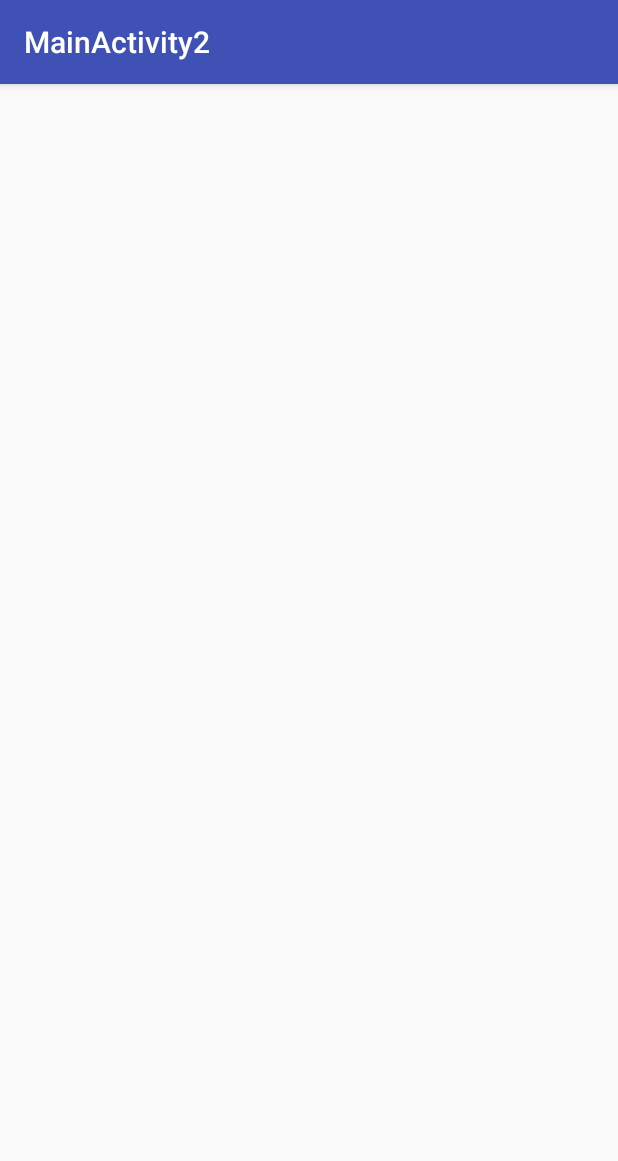
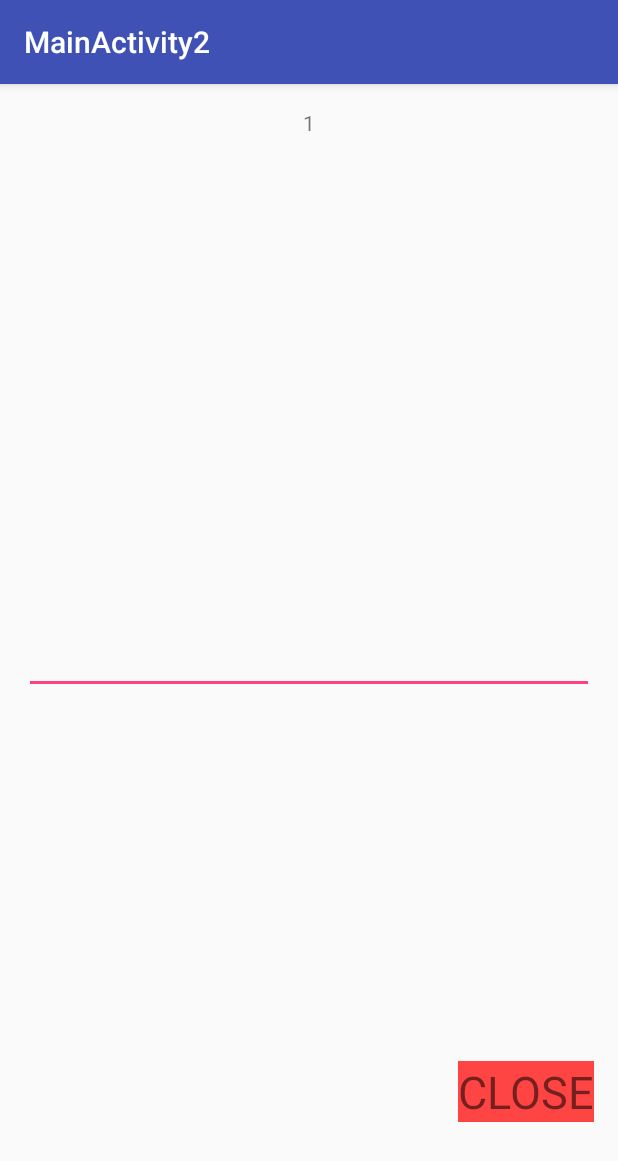
Before and after one commit to krishnagadde23/Intents, an Android app: the screen it shows after launch (MainActivity2), after a tap on "GO TO SECOND ACTIVITY", on a phone screen of 412 x 824 dp. Shown: the top 1161 px of the screen. Run offline under Robolectric (Android 15) with nearby library versions, the phone set to English and light mode, and no system bars.

Commit message:
Finished project

```diff
--- a/app/src/main/java/com/example/jcai/intents/MainActivity.java
+++ b/app/src/main/java/com/example/jcai/intents/MainActivity.java
@@ -6,12 +6,20 @@ import android.support.design.widget.FloatingActionButton;
 import android.support.design.widget.Snackbar;
 import android.support.v7.app.AppCompatActivity;
 import android.support.v7.widget.Toolbar;
+import android.util.Log;
 import android.view.View;
 import android.view.Menu;
 import android.view.MenuItem;
+import android.widget.AdapterView;
+import android.widget.ArrayAdapter;
 import android.widget.Button;
+import android.widget.Spinner;
+import android.widget.TextView;
 
-public class MainActivity extends AppCompatActivity {
+public class MainActivity extends AppCompatActivity{
+
+    private Spinner spinner;
+    private String text;
 
     @Override
     protected void onCreate(Bundle savedInstanceState) {
@@ -27,10 +35,36 @@ public class MainActivity extends AppCompatActivity {
                 launchView();
             }
         });
+
+        spinner = (Spinner) findViewById(R.id.spinner);
+        ArrayAdapter<CharSequence> adapter = ArrayAdapter.createFromResource(this,
+                R.array.spinner_array, android.R.layout.simple_spinner_item);
+        adapter.setDropDownViewResource(android.R.layout.simple_spinner_dropdown_item);
+        spinner.setAdapter(adapter);
+        spinner.setOnItemSelectedListener(new AdapterView.OnItemSelectedListener() {
+            @Override
+            public void onItemSelected(AdapterView<?> parent, View view, int position, long id) {
+                text = spinner.getSelectedItem().toString();
+            }
+
+            @Override
+            public void onNothingSelected(AdapterView<?> parent) {
+
+            }
+        });
+
+        String val = getIntent().getStringExtra("value");
+        TextView valueview = (TextView) findViewById(R.id.passed);
+        valueview.setText(val);
+
+        //text = spinner.getSelectedItem().toString();
+        //Log.i("text", text);
+
     }
 
     public void launchView(){
         Intent intent = new Intent(this, MainActivity2.class);
+        intent.putExtra("value", text);
         startActivity(intent);
     }
 
--- a/app/src/main/java/com/example/jcai/intents/MainActivity2.java
+++ b/app/src/main/java/com/example/jcai/intents/MainActivity2.java
@@ -1,14 +1,19 @@
 package com.example.jcai.intents;
 
+import android.content.Intent;
 import android.os.Bundle;
 import android.support.design.widget.FloatingActionButton;
 import android.support.design.widget.Snackbar;
 import android.support.v7.app.AppCompatActivity;
 import android.support.v7.widget.Toolbar;
+import android.view.KeyEvent;
 import android.view.View;
+import android.widget.EditText;
+import android.widget.TextView;
 
 public class MainActivity2 extends AppCompatActivity {
-
+    private EditText editText;
+    private String gottenText;
     @Override
     protected void onCreate(Bundle savedInstanceState) {
         super.onCreate(savedInstanceState);
@@ -16,6 +21,36 @@ public class MainActivity2 extends AppCompatActivity {
         Toolbar toolbar = (Toolbar) findViewById(R.id.toolbar);
         setSupportActionBar(toolbar);
 
+        View v1 = (View) findViewById(R.id.btn);
+        v1.setOnClickListener(new View.OnClickListener() {
+            @Override
+            public void onClick(View v) {
+                launchView();
+            }
+        });
+
+        String val = getIntent().getStringExtra("value");
+        TextView valueview = (TextView) findViewById(R.id.displayvalue);
+        valueview.setText(val);
+
+        editText = (EditText) findViewById(R.id.thisedittext);
+        editText.setOnEditorActionListener(new TextView.OnEditorActionListener() {
+            @Override
+            public boolean onEditorAction(TextView v, int actionId, KeyEvent event) {
+                boolean handled = false;
+                gottenText = editText.getText().toString();
+                handled = true;
+
+                return handled;
+            }
+        });
+
+    }
+
+    public void launchView(){
+        Intent intent = new Intent(this, MainActivity.class);
+        intent.putExtra("value", gottenText);
+        startActivity(intent);
     }
 
 }
--- a/app/src/main/res/layout/content_main2.xml
+++ b/app/src/main/res/layout/content_main2.xml
@@ -1,12 +1,41 @@
 <?xml version="1.0" encoding="utf-8"?>
 <RelativeLayout xmlns:android="http://schemas.android.com/apk/res/android"
     xmlns:tools="http://schemas.android.com/tools"
-    xmlns:app="http://schemas.android.com/apk/res-auto" android:layout_width="match_parent"
-    android:layout_height="match_parent" android:paddingLeft="@dimen/activity_horizontal_margin"
+    xmlns:app="http://schemas.android.com/apk/res-auto"
+    android:layout_width="match_parent"
+    android:layout_height="match_parent"
+    android:paddingLeft="@dimen/activity_horizontal_margin"
     android:paddingRight="@dimen/activity_horizontal_margin"
     android:paddingTop="@dimen/activity_vertical_margin"
     android:paddingBottom="@dimen/activity_vertical_margin"
     app:layout_behavior="@string/appbar_scrolling_view_behavior"
-    tools:showIn="@layout/activity_main2" tools:context="com.example.jcai.intents.MainActivity2">
+    tools:showIn="@layout/activity_main2"
+    tools:context="com.example.jcai.intents.MainActivity2">
+
+    <TextView
+        android:layout_width="wrap_content"
+        android:layout_height="wrap_content"
+        android:id="@+id/displayvalue"
+        android:layout_alignParentTop="true"
+        android:layout_centerHorizontal="true"/>
+
+    <EditText
+        android:layout_width="fill_parent"
+        android:layout_height="wrap_content"
+        android:layout_centerHorizontal="true"
+        android:layout_centerVertical="true"
+        android:inputType="text"
+        android:id="@+id/thisedittext"/>
+
+    <TextView
+        android:layout_width="wrap_content"
+        android:layout_height="wrap_content"
+        android:text="CLOSE"
+        android:textSize="30dp"
+        android:background="@android:color/holo_red_light"
+        android:id="@+id/btn"
+        android:layout_alignParentBottom="true"
+        android:layout_alignParentRight="true"
+        android:layout_marginBottom="60dp" />
 
 </RelativeLayout>
--- a/app/src/main/res/values/strings.xml
+++ b/app/src/main/res/values/strings.xml
@@ -2,4 +2,13 @@
     <string name="app_name">Intents</string>
     <string name="action_settings">Settings</string>
     <string name="title_activity_main2">MainActivity2</string>
+    <string-array name="spinner_array">
+        <item>1</item>
+        <item>2</item>
+        <item>3</item>
+        <item>4</item>
+        <item>5</item>
+        <item>6</item>
+        <item>7</item>
+    </string-array>
 </resources>
```
Also changed, not shown: app/src/main/res/layout/content_main.xml (+15 -1 lines).
